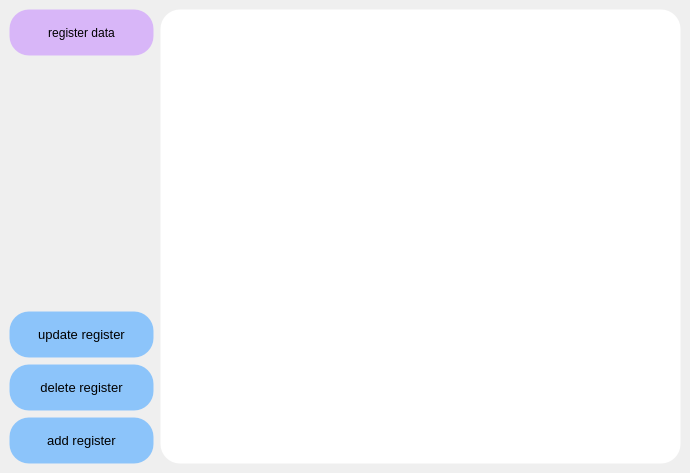
First picture: the form in main.ui, repository vedaka1/Database-console, before the edit.
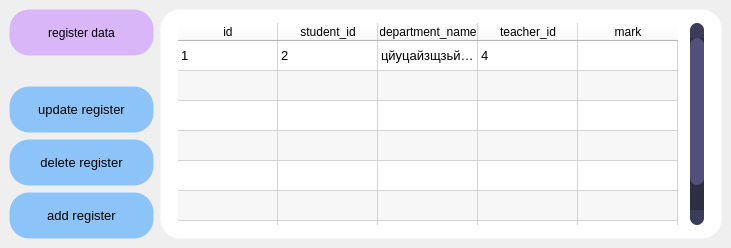
Second picture: the form after the edit. Icons and pictures are not drawn.

Commit message: collumn data view

The edit to the form file:
```diff
--- a/main.ui
+++ b/main.ui
@@ -6,8 +6,8 @@
    <rect>
     <x>0</x>
     <y>0</y>
-    <width>690</width>
-    <height>473</height>
+    <width>731</width>
+    <height>248</height>
    </rect>
   </property>
   <property name="windowTitle">
@@ -29,6 +29,70 @@
    <enum>QTabWidget::Rounded</enum>
   </property>
   <widget class="QWidget" name="centralwidget">
+   <property name="styleSheet">
+    <string notr="true">QScrollBar:vertical {
+	border: none;
+    background: rgb(45, 45, 68);
+    width: 14px;
+    margin: 15px 0 15px 0;
+	border-radius: 0px;
+ }
+
+/*  HANDLE BAR VERTICAL */
+QScrollBar::handle:vertical {	
+	background-color: rgb(80, 80, 122);
+	min-height: 30px;
+	border-radius: 7px;
+}
+QScrollBar::handle:vertical:hover{	
+	background-color: rgb(255, 0, 127);
+}
+QScrollBar::handle:vertical:pressed {	
+	background-color: rgb(185, 0, 92);
+}
+
+/* BTN TOP - SCROLLBAR */
+QScrollBar::sub-line:vertical {
+	border: none;
+	background-color: rgb(59, 59, 90);
+	height: 15px;
+	border-top-left-radius: 7px;
+	border-top-right-radius: 7px;
+	subcontrol-position: top;
+	subcontrol-origin: margin;
+}
+QScrollBar::sub-line:vertical:hover {	
+	background-color: rgb(255, 0, 127);
+}
+QScrollBar::sub-line:vertical:pressed {	
+	background-color: rgb(185, 0, 92);
+}
+
+/* BTN BOTTOM - SCROLLBAR */
+QScrollBar::add-line:vertical {
+	border: none;
+	background-color: rgb(59, 59, 90);
+	height: 15px;
+	border-bottom-left-radius: 7px;
+	border-bottom-right-radius: 7px;
+	subcontrol-position: bottom;
+	subcontrol-origin: margin;
+}
+QScrollBar::add-line:vertical:hover {	
+	background-color: rgb(255, 0, 127);
+}
+QScrollBar::add-line:vertical:pressed {	
+	background-color: rgb(185, 0, 92);
+}
+
+/* RESET ARROW */
+QScrollBar::up-arrow:vertical, QScrollBar::down-arrow:vertical {
+	background: none;
+}
+QScrollBar::add-page:vertical, QScrollBar::sub-page:vertical {
+	background: none;
+}</string>
+   </property>
    <layout class="QHBoxLayout" name="horizontalLayout">
     <property name="spacing">
      <number>6</number>
@@ -289,28 +353,163 @@
        <number>9</number>
       </property>
       <item>
-       <widget class="QTextEdit" name="info_field">
+       <widget class="QTableWidget" name="tableWidget">
+        <property name="minimumSize">
+         <size>
+          <width>560</width>
+          <height>0</height>
+         </size>
+        </property>
         <property name="styleSheet">
-         <string notr="true">QTextEdit{
-background: #FFFFFF;
+         <string notr="true">QTableWidget{
 border-radius: 20%;
-padding: 13px 17px;
+padding: 13px 17px 13px 17px;
 font-size: 13px;
-line-height: 16px;
 border: 1px solid rgba(255, 255, 255, 0.01);
 }
-QTextEdit:focus{
-	border: 1px solid #000;
+
+QWidget{
+background: #FFFFFF;
 }
-</string>
+
+QHeaderView{
+ResizeMode: stretch
+}</string>
         </property>
-        <property name="html">
-         <string>&lt;!DOCTYPE HTML PUBLIC &quot;-//W3C//DTD HTML 4.0//EN&quot; &quot;http://www.w3.org/TR/REC-html40/strict.dtd&quot;&gt;
-&lt;html&gt;&lt;head&gt;&lt;meta name=&quot;qrichtext&quot; content=&quot;1&quot; /&gt;&lt;style type=&quot;text/css&quot;&gt;
-p, li { white-space: pre-wrap; }
-&lt;/style&gt;&lt;/head&gt;&lt;body style=&quot; font-family:'MS Shell Dlg 2'; font-size:13px; font-weight:400; font-style:normal;&quot;&gt;
-&lt;p style=&quot;-qt-paragraph-type:empty; margin-top:0px; margin-bottom:0px; margin-left:0px; margin-right:0px; -qt-block-indent:0; text-indent:0px; font-size:7.8pt;&quot;&gt;&lt;br /&gt;&lt;/p&gt;&lt;/body&gt;&lt;/html&gt;</string>
+        <property name="frameShape">
+         <enum>QFrame::StyledPanel</enum>
         </property>
+        <property name="lineWidth">
+         <number>1</number>
+        </property>
+        <property name="sizeAdjustPolicy">
+         <enum>QAbstractScrollArea::AdjustToContents</enum>
+        </property>
+        <property name="alternatingRowColors">
+         <bool>true</bool>
+        </property>
+        <property name="showGrid">
+         <bool>true</bool>
+        </property>
+        <property name="sortingEnabled">
+         <bool>true</bool>
+        </property>
+        <property name="wordWrap">
+         <bool>true</bool>
+        </property>
+        <property name="cornerButtonEnabled">
+         <bool>false</bool>
+        </property>
+        <attribute name="horizontalHeaderVisible">
+         <bool>true</bool>
+        </attribute>
+        <attribute name="horizontalHeaderCascadingSectionResizes">
+         <bool>false</bool>
+        </attribute>
+        <attribute name="horizontalHeaderDefaultSectionSize">
+         <number>100</number>
+        </attribute>
+        <attribute name="horizontalHeaderHighlightSections">
+         <bool>true</bool>
+        </attribute>
+        <attribute name="horizontalHeaderMinimumSectionSize">
+         <number>40</number>
+        </attribute>
+        <attribute name="horizontalHeaderShowSortIndicator" stdset="0">
+         <bool>true</bool>
+        </attribute>
+        <attribute name="horizontalHeaderStretchLastSection">
+         <bool>false</bool>
+        </attribute>
+        <attribute name="verticalHeaderVisible">
+         <bool>false</bool>
+        </attribute>
+        <attribute name="verticalHeaderCascadingSectionResizes">
+         <bool>true</bool>
+        </attribute>
+        <attribute name="verticalHeaderStretchLastSection">
+         <bool>false</bool>
+        </attribute>
+        <row>
+         <property name="text">
+          <string>1</string>
+         </property>
+        </row>
+        <row>
+         <property name="text">
+          <string>2</string>
+         </property>
+        </row>
+        <row>
+         <property name="text">
+          <string>3</string>
+         </property>
+        </row>
+        <row>
+         <property name="text">
+          <string>4</string>
+         </property>
+        </row>
+        <row>
+         <property name="text">
+          <string>5</string>
+         </property>
+        </row>
+        <row>
+         <property name="text">
+          <string>6</string>
+         </property>
+        </row>
+        <row>
+         <property name="text">
+          <string>7</string>
+         </property>
+        </row>
+        <column>
+         <property name="text">
+          <string>id</string>
+         </property>
+        </column>
+        <column>
+         <property name="text">
+          <string>student_id</string>
+         </property>
+        </column>
+        <column>
+         <property name="text">
+          <string>department_name</string>
+         </property>
+        </column>
+        <column>
+         <property name="text">
+          <string>teacher_id</string>
+         </property>
+        </column>
+        <column>
+         <property name="text">
+          <string>mark</string>
+         </property>
+        </column>
+        <item row="0" column="0">
+         <property name="text">
+          <string>1</string>
+         </property>
+        </item>
+        <item row="0" column="1">
+         <property name="text">
+          <string>2</string>
+         </property>
+        </item>
+        <item row="0" column="2">
+         <property name="text">
+          <string>цйуцайзщзьйцущзшацуауцйц</string>
+         </property>
+        </item>
+        <item row="0" column="3">
+         <property name="text">
+          <string>4</string>
+         </property>
+        </item>
        </widget>
       </item>
      </layout>
```
The commit also changes 3 other files.
